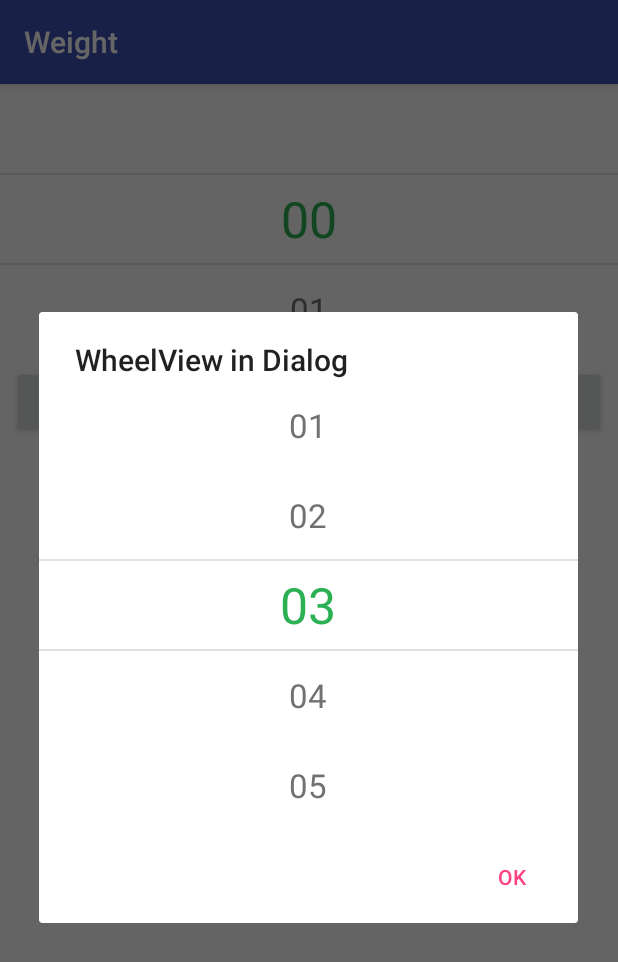
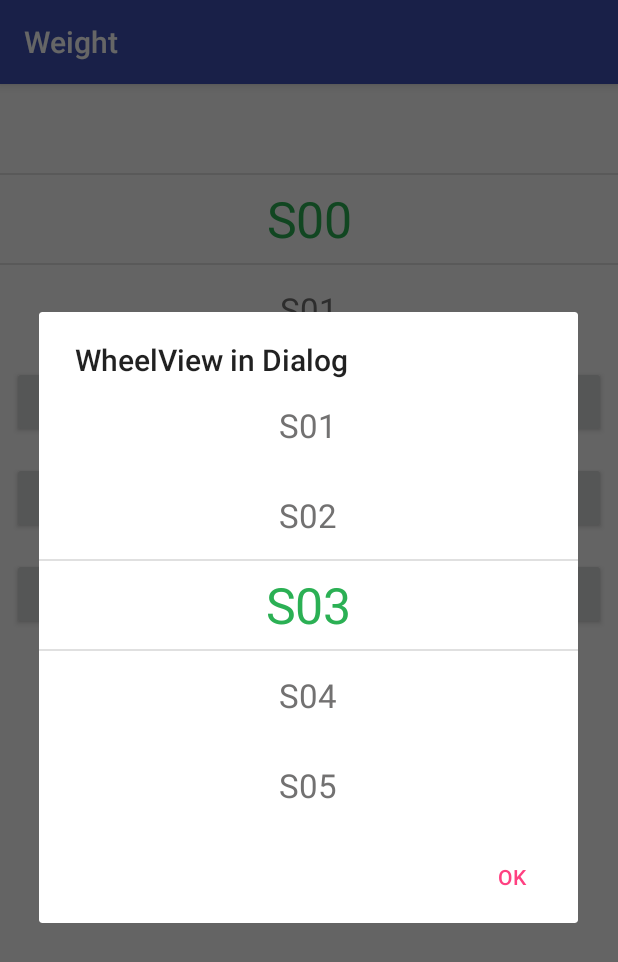
Before and after one commit to LVinnie/WheelView, an Android app: the screen it shows after launch (MainActivity), after a tap on "SHOW WHEELVIEW IN DIALOG!", on a phone screen of 412 x 824 dp. Shown: the top 962 px of the screen. Run offline under Robolectric (Android 15) with nearby library versions, the phone set to English and light mode, and no system bars.

Commit message:
新增WheelViewPopupWindow

```diff
--- a/app/src/main/java/com/vinnie/weight/activity/MainActivity.java
+++ b/app/src/main/java/com/vinnie/weight/activity/MainActivity.java
@@ -1,6 +1,7 @@
 package com.vinnie.weight.activity;
 
 import android.app.AlertDialog;
+import android.content.DialogInterface;
 import android.support.v7.app.AppCompatActivity;
 import android.os.Bundle;
 import android.util.Log;
@@ -9,13 +10,16 @@ import android.view.View;
 
 import com.vinnie.weight.R;
 import com.vinnie.weight.WheelView;
+import com.vinnie.weight.popup.WheelViewPopupWindow;
 
+import java.util.ArrayList;
 import java.util.Arrays;
+import java.util.List;
 
 public class MainActivity extends AppCompatActivity implements View.OnClickListener {
 
     private static final String TAG = MainActivity.class.getSimpleName();
-    private static final String[] PLANETS = new String[]{"00", "01", "02", "03", "04", "05", "06", "07", "08", "09", "10", "11", "12", "13", "14", "15", "16", "17", "18", "19", "20", "21", "22", "23", "24", "25", "26", "27", "28", "29", "30", "31", "32", "33", "34", "35", "36", "37", "38", "39", "40", "41", "42", "43", "44", "45", "46", "47", "48", "49", "50"};
+    private static final String[] PLANETS = new String[]{"S00", "S01", "S02", "S03", "S04", "S05", "S06", "S07", "S08", "S09", "S10", "S11", "S12", "S13", "S14", "S15", "S16", "S17", "S18", "S19", "S20", "S21", "S22", "S23", "S24", "S25", "S26", "S27", "S28", "S29", "S30", "S31", "S32", "S33", "S34", "S35", "S36", "S37", "S38", "S39", "S40", "S41", "S42", "S43", "S44", "S45", "S46", "S47", "S48", "S49", "S50"};
 
     @Override
     protected void onCreate(Bundle savedInstanceState) {
@@ -34,13 +38,45 @@ public class MainActivity extends AppCompatActivity implements View.OnClickListe
         });
 
         findViewById(R.id.main_show_dialog_btn).setOnClickListener(this);
+        findViewById(R.id.main_show_popup_btn).setOnClickListener(this);
+        findViewById(R.id.main_reset_popup_btn).setOnClickListener(this);
     }
 
+    AlertDialog alertDialog;
+    WheelViewPopupWindow wheelViewPopupWindow;
     @Override
     public void onClick(View v) {
         switch (v.getId()) {
             case R.id.main_show_dialog_btn:
-                View outerView = LayoutInflater.from(this).inflate(R.layout.view_wheel_view, null);
+                if (alertDialog == null) {
+                    View outerView = LayoutInflater.from(this).inflate(R.layout.view_wheel_view, null);
+                    final WheelView wv = outerView.findViewById(R.id.wheel_view);
+                    wv.setOffset(2);
+                    wv.setItems(Arrays.asList(PLANETS));
+                    wv.setSelection(3);
+                    wv.setOnWheelViewListener(new WheelView.OnWheelViewListener() {
+                        @Override
+                        public void onSelected(int selectedIndex, String item) {
+                            Log.e(TAG, "[Dialog]selectedIndex: " + selectedIndex + ", item: " + item);
+                        }
+                    });
+
+                    alertDialog = new AlertDialog.Builder(this)
+                            .setTitle("WheelView in Dialog")
+                            .setView(outerView)
+                            .setPositiveButton("OK", null)
+                            .setOnDismissListener(new DialogInterface.OnDismissListener() {
+                                @Override
+                                public void onDismiss(DialogInterface dialog) {
+                                    //dialog dismiss时需要手动调用stop，否则取到的值是最后一次停止时的值。
+                                    wv.stop();
+                                    Log.e(TAG, "[Dialog#dismiss]selectedIndex: " + wv.getSelectedIndex() + ", item: " + wv.getSelectedItem());
+                                }
+                            }).create();
+                }
+                alertDialog.show();
+
+                /*View outerView = LayoutInflater.from(this).inflate(R.layout.view_wheel_view, null);
                 WheelView wv = outerView.findViewById(R.id.wheel_view);
                 wv.setOffset(2);
                 wv.setItems(Arrays.asList(PLANETS));
@@ -56,8 +92,38 @@ public class MainActivity extends AppCompatActivity implements View.OnClickListe
                         .setTitle("WheelView in Dialog")
                         .setView(outerView)
                         .setPositiveButton("OK", null)
-                        .show();
-
+                        .show();*/
+                break;
+            case R.id.main_show_popup_btn:
+                if (wheelViewPopupWindow == null) {
+                    List<String> list = Arrays.asList(PLANETS);
+                    List<List<String>> data = new ArrayList<>();
+                    data.add(list);
+                    data.add(list);
+                    data.add(list);
+                    wheelViewPopupWindow = new WheelViewPopupWindow(MainActivity.this)
+                            .setOffset(3)
+                            .setData(data)
+                            .setDefaultSelection(5, 6, 7)
+                            .setOnSelectListener(new WheelViewPopupWindow.OnSelectListener() {
+                                @Override
+                                public void onSelect(List<String> list) {
+                                    StringBuilder sb = new StringBuilder();
+                                    for (String s : list) {
+                                        sb.append(s);
+                                        sb.append(",");
+                                    }
+                                    sb.deleteCharAt(sb.length() - 1);
+                                    Log.e(TAG, "[PopupWindow] selected: " + sb.toString());
+                                }
+                            });
+                }
+                wheelViewPopupWindow.showAtCenter();
+                break;
+            case R.id.main_reset_popup_btn:
+                if (wheelViewPopupWindow != null) {
+                    wheelViewPopupWindow.resetSelection();
+                }
                 break;
         }
     }
--- a/app/src/main/res/layout/activity_main.xml
+++ b/app/src/main/res/layout/activity_main.xml
@@ -18,4 +18,18 @@
         android:text="show WheelView in Dialog!"
         />
 
+    <Button
+        android:id="@+id/main_show_popup_btn"
+        android:layout_width="match_parent" android:layout_height="wrap_content"
+        android:layout_margin="8dp"
+        android:text="show WheelView in Popup!"
+        />
+
+    <Button
+        android:id="@+id/main_reset_popup_btn"
+        android:layout_width="match_parent" android:layout_height="wrap_content"
+        android:layout_margin="8dp"
+        android:text="reset WheelView in Popup!"
+        />
+
 </LinearLayout>
```
Also changed, not shown: app/src/main/java/com/vinnie/weight/popup/WheelViewPopupWindow.java (added, +175 -0 lines), app/src/main/res/drawable/shape_popup_wheel_view_layout_bg.xml (added, +9 -0 lines), app/src/main/res/layout/popup_wheel_view.xml (added, +25 -0 lines), app/src/main/res/mipmap-xhdpi/close.png (added).
